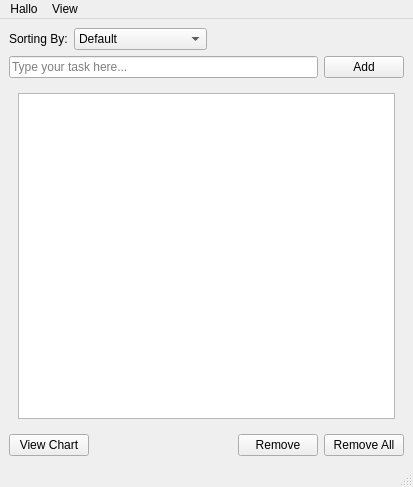
Before: the Qt Designer form mainwindow.ui in kevinlafreniere/cse165-todolist, drawn with Qt 5.
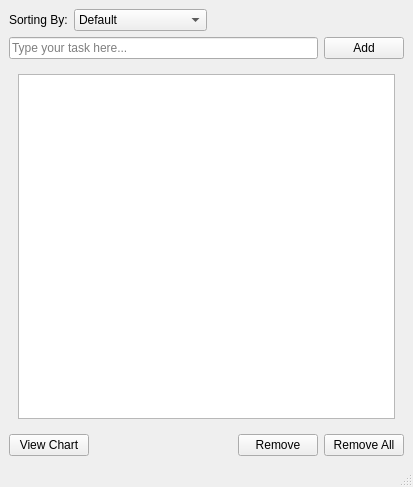
After: the same form once the commit is applied.

Commit message: removed menu bar

```diff
--- a/mainwindow.ui
+++ b/mainwindow.ui
@@ -159,19 +159,6 @@
      <height>22</height>
     </rect>
    </property>
-   <widget class="QMenu" name="menuHallo">
-    <property name="title">
-     <string>Hallo</string>
-    </property>
-   </widget>
-   <widget class="QMenu" name="menuView">
-    <property name="title">
-     <string>View</string>
-    </property>
-    <addaction name="actionSort"/>
-   </widget>
-   <addaction name="menuHallo"/>
-   <addaction name="menuView"/>
   </widget>
   <widget class="QStatusBar" name="statusbar"/>
   <action name="actionSort">
```
The commit also changes 2 other files.
